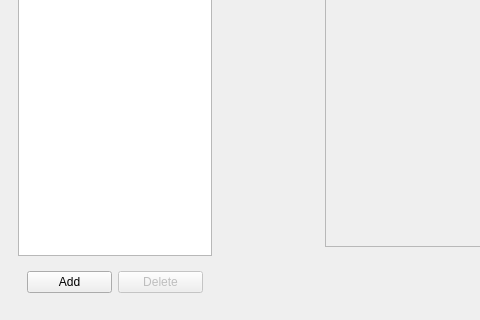
veaceslav/qpass-qt5, file MainWindow.ui: the form before one commit; both pictures show x 0 to 480 and y 261 to 581 of the 785 by 581 pixel window.
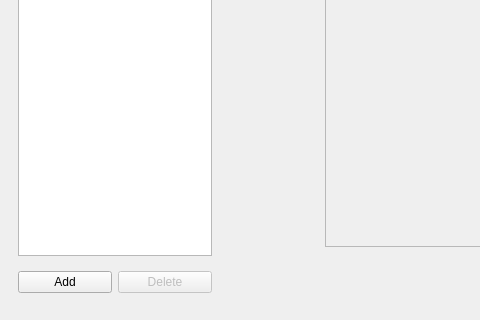
The form after the commit.

```diff
--- a/MainWindow.ui
+++ b/MainWindow.ui
@@ -49,6 +49,18 @@
        <item>
         <widget class="QWidget" name="widget_3" native="true">
          <layout class="QHBoxLayout" name="horizontalLayout">
+          <property name="leftMargin">
+           <number>0</number>
+          </property>
+          <property name="topMargin">
+           <number>9</number>
+          </property>
+          <property name="rightMargin">
+           <number>0</number>
+          </property>
+          <property name="bottomMargin">
+           <number>9</number>
+          </property>
           <item>
            <widget class="QPushButton" name="addButton">
             <property name="text">
```
